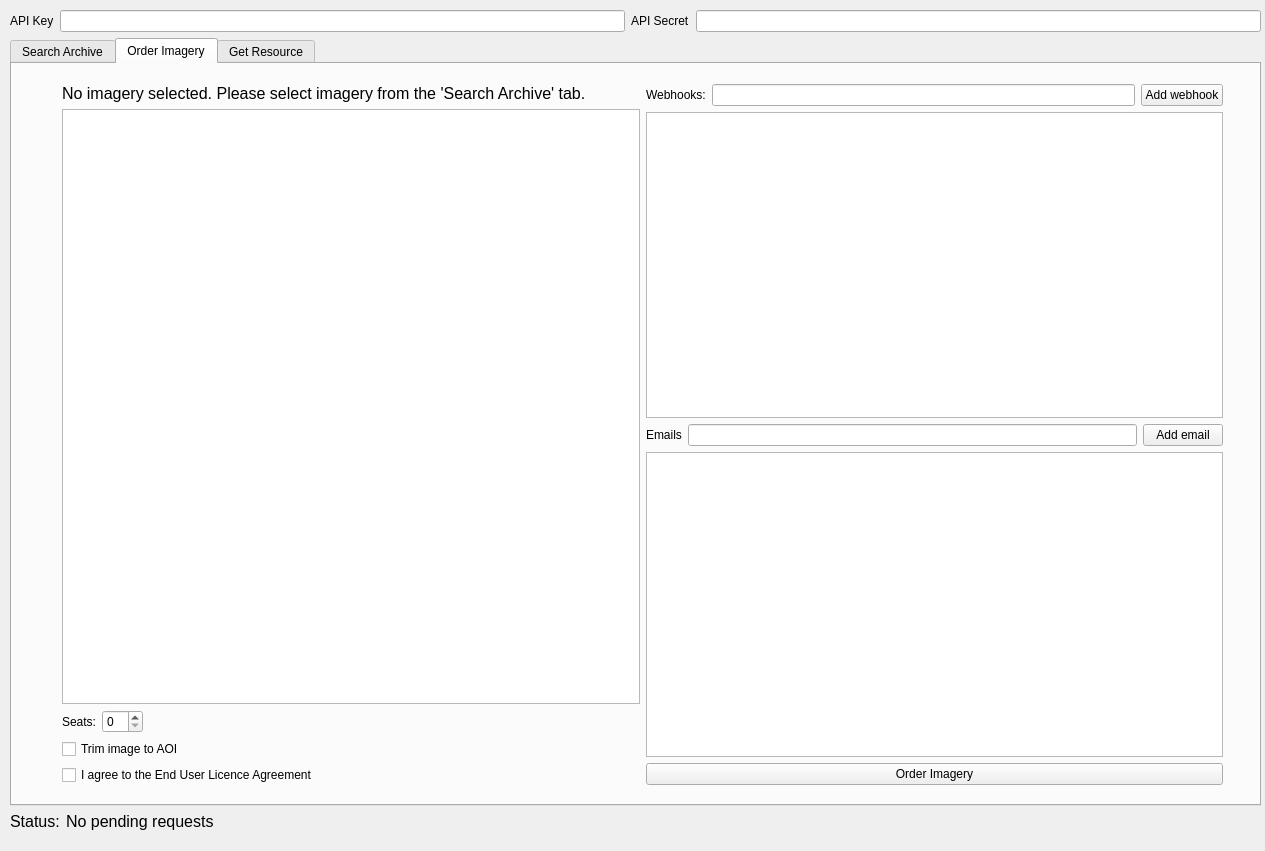
Above: arlula_dialog_base.ui from Arlula/qgis-archive-plugin before the change. Below: the same form after it.
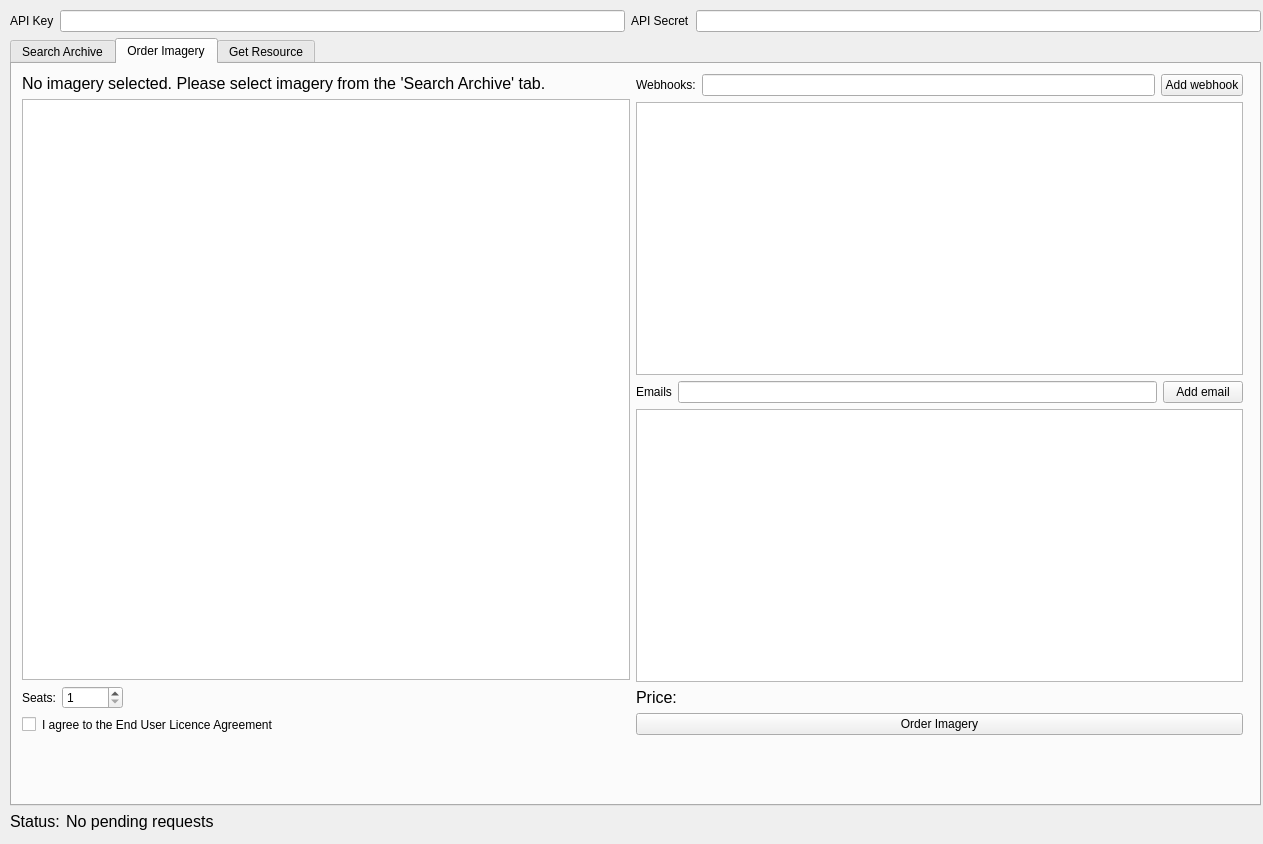
That is the form after the change. Custom widgets are drawn as their Qt base class.

Commit message: compatibility with 2020-12 and refactored order GUI

What changed in the file:
```diff
--- a/arlula_dialog_base.ui
+++ b/arlula_dialog_base.ui
@@ -6,8 +6,8 @@
    <rect>
     <x>0</x>
     <y>0</y>
-    <width>1265</width>
-    <height>851</height>
+    <width>1263</width>
+    <height>844</height>
    </rect>
   </property>
   <property name="minimumSize">
@@ -491,10 +491,10 @@
        <widget class="QWidget" name="verticalLayoutWidget_6">
         <property name="geometry">
          <rect>
-          <x>50</x>
-          <y>20</y>
-          <width>1161</width>
-          <height>701</height>
+          <x>10</x>
+          <y>10</y>
+          <width>1221</width>
+          <height>661</height>
          </rect>
         </property>
         <layout class="QVBoxLayout" name="verticalLayout_11">
@@ -527,7 +527,14 @@
                 </widget>
                </item>
                <item>
-                <widget class="QSpinBox" name="spinBox"/>
+                <widget class="QSpinBox" name="seats">
+                 <property name="minimum">
+                  <number>1</number>
+                 </property>
+                 <property name="maximum">
+                  <number>99999</number>
+                 </property>
+                </widget>
                </item>
                <item>
                 <spacer name="horizontalSpacer">
@@ -545,18 +552,44 @@
               </layout>
              </item>
              <item>
-              <widget class="QCheckBox" name="trimAoi">
-               <property name="text">
-                <string>Trim image to AOI</string>
-               </property>
-              </widget>
-             </item>
-             <item>
-              <widget class="QCheckBox" name="eulaAgree">
-               <property name="text">
-                <string>I agree to the End User Licence Agreement</string>
-               </property>
-              </widget>
+              <layout class="QHBoxLayout" name="horizontalLayout_15">
+               <item>
+                <widget class="QCheckBox" name="eulaAgree">
+                 <property name="text">
+                  <string/>
+                 </property>
+                </widget>
+               </item>
+               <item>
+                <widget class="QLabel" name="eulaLabel">
+                 <property name="text">
+                  <string>I agree to the End User Licence Agreement</string>
+                 </property>
+                 <property name="textFormat">
+                  <enum>Qt::RichText</enum>
+                 </property>
+                 <property name="openExternalLinks">
+                  <bool>true</bool>
+                 </property>
+                 <property name="textInteractionFlags">
+                  <set>Qt::TextBrowserInteraction</set>
+                 </property>
+                </widget>
+               </item>
+               <item>
+                <spacer name="horizontalSpacer_2">
+                 <property name="orientation">
+                  <enum>Qt::Horizontal</enum>
+                 </property>
+                 <property name="sizeHint" stdset="0">
+                  <size>
+                   <width>40</width>
+                   <height>20</height>
+                  </size>
+                 </property>
+                </spacer>
+               </item>
+              </layout>
              </item>
             </layout>
            </item>
@@ -608,7 +641,19 @@
               </layout>
              </item>
              <item>
-              <widget class="QListView" name="emailList"/>
+              <widget class="QListWidget" name="emailList"/>
+             </item>
+             <item>
+              <widget class="QLabel" name="price">
+               <property name="font">
+                <font>
+                 <pointsize>12</pointsize>
+                </font>
+               </property>
+               <property name="text">
+                <string>Price: </string>
+               </property>
+              </widget>
              </item>
              <item>
               <widget class="QPushButton" name="sendOrder">
```
Left out of the diff: 2 changed lines with no effect on the pictures. The commit also changes 1 other file.
